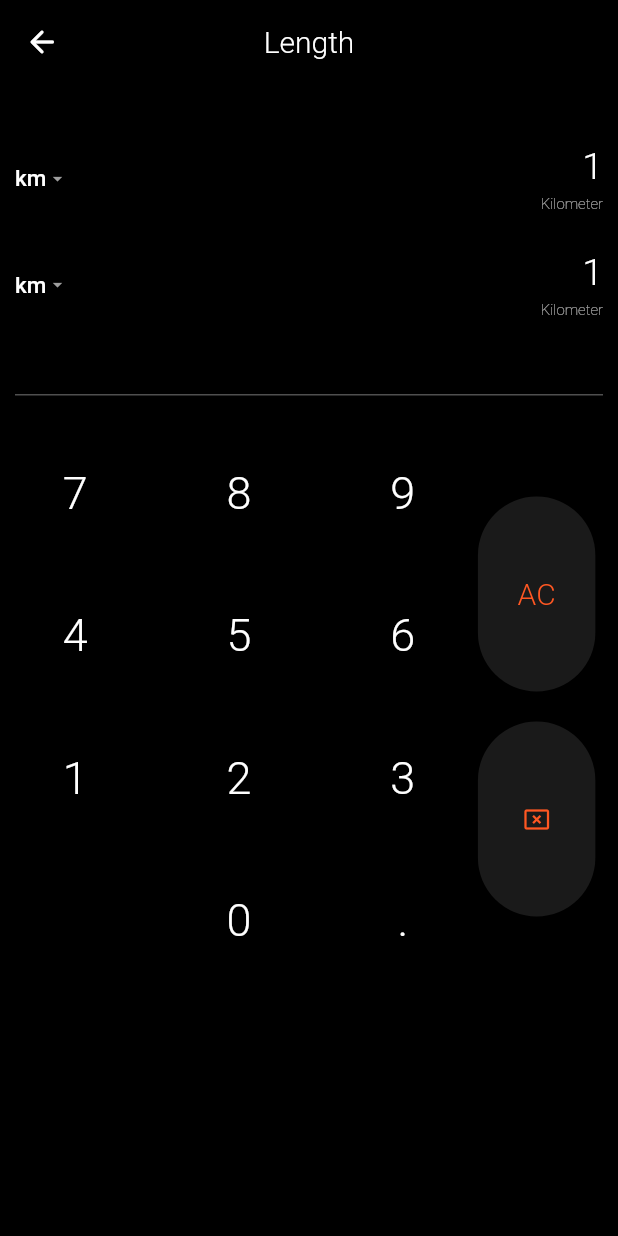
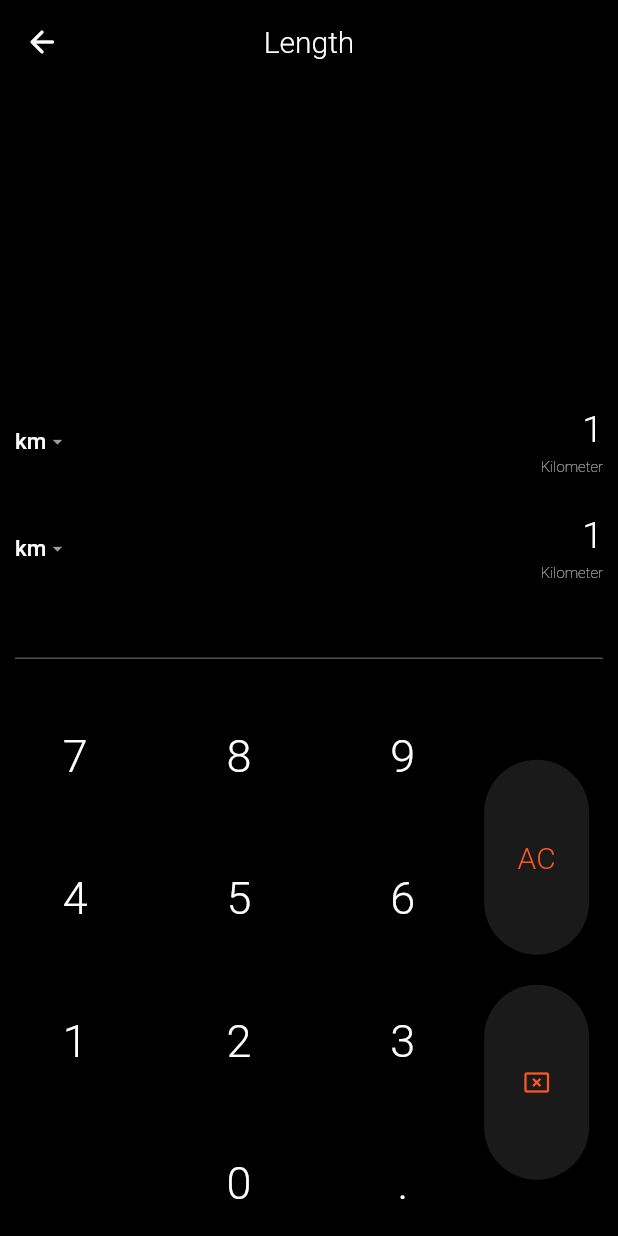
Before and after one commit to GunasekarnRagul/Unit_Calculator_App, a Flutter app: the Length screen opened directly, on a phone screen of 412 x 824 dp. Run offline on Flutter 3.47's test engine with Material 3 defaults, Android fonts, the phone set to English and light mode, and no system bars; our stand-ins replace get, google_fonts; missing offline and left inert: bottom_picker; Roboto replaces fonts that are missing (Ubuntu).

Commit message:
problem resolved length cal

```diff
--- a/lib/cal_properties/Length.dart
+++ b/lib/cal_properties/Length.dart
@@ -67,7 +67,13 @@ class _LengthState extends State<Length> {
             ),
           ),
         ),
-      body: Column(
+        body: Stack(
+          children: [
+            Positioned(
+              bottom: 0, // Align to the bottom of the stack
+              left: 0, // Align to the left of the stack
+              right: 0,
+              child: Column(
                 children: [
                   Container(
                     padding: EdgeInsets.fromLTRB(
@@ -96,13 +102,9 @@ class _LengthState extends State<Length> {
                       ],
                     ),
                   ),
-          Stack(
-            children: [
-              Positioned(
-                child: Row(
+                  Row(
                     mainAxisAlignment: MainAxisAlignment.spaceEvenly,
                     children: [
-
                       SizedBox(
                         width: screenWidth * 0.70,
                         // color: Colors.red,
@@ -117,7 +119,8 @@ class _LengthState extends State<Length> {
                               ],
                             ),
                             SizedBox(
-                            height: Dimensions.updateDimensions(context, 'h', 25),
+                              height:
+                                  Dimensions.updateDimensions(context, 'h', 25),
                             ),
                             Row(
                               mainAxisAlignment: MainAxisAlignment.spaceBetween,
@@ -128,7 +131,8 @@ class _LengthState extends State<Length> {
                               ],
                             ),
                             SizedBox(
-                            height: Dimensions.updateDimensions(context, 'h', 25),
+                              height:
+                                  Dimensions.updateDimensions(context, 'h', 25),
                             ),
                             Row(
                               mainAxisAlignment: MainAxisAlignment.spaceBetween,
@@ -139,7 +143,8 @@ class _LengthState extends State<Length> {
                               ],
                             ),
                             SizedBox(
-                            height: Dimensions.updateDimensions(context, 'h', 25),
+                              height:
+                                  Dimensions.updateDimensions(context, 'h', 25),
                             ),
                             Row(
                               mainAxisAlignment: MainAxisAlignment.spaceBetween,
@@ -164,12 +169,13 @@ class _LengthState extends State<Length> {
                                 backgroundColor: Colors.white10, // Text color
                                 minimumSize: Size(
                                   Dimensions.updateDimensions(
-                                    context, 'w', double.infinity), // Set width
+                                      context, 'w', 70), // Set width
                                   Dimensions.updateDimensions(
                                       context, 'h', 130), // Set height
                                 ),
                                 padding: const EdgeInsets.symmetric(
-                                  horizontal: 1.0, vertical: 0.0), // Adjust padding
+                                    horizontal: 1.0,
+                                    vertical: 0.0), // Adjust padding
                               ),
                               child: RichText(
                                 text: TextSpan(
@@ -183,7 +189,8 @@ class _LengthState extends State<Length> {
                               ),
                             ),
                             SizedBox(
-                            height: Dimensions.updateDimensions(context, 'h', 20),
+                              height:
+                                  Dimensions.updateDimensions(context, 'h', 20),
                             ),
                             TextButton(
                                 onPressed: () {},
@@ -192,12 +199,13 @@ class _LengthState extends State<Length> {
                                   backgroundColor: Colors.white10, // Text color
                                   minimumSize: Size(
                                     Dimensions.updateDimensions(
-                                      context, 'w', double.infinity), // Set width
+                                        context, 'w', 70), // Set width
                                     Dimensions.updateDimensions(
                                         context, 'h', 130), // Set height
                                   ),
                                   padding: const EdgeInsets.symmetric(
-                                    horizontal: 1.0, vertical: 0.0), // Adjust padding
+                                      horizontal: 1.0,
+                                      vertical: 0.0), // Adjust padding
                                 ),
                                 child: IconButton(
                                   onPressed: () {},
@@ -210,13 +218,12 @@ class _LengthState extends State<Length> {
                         ),
                       )
                     ],
+                  )
+                ],
               ),
             )
           ],
-          )
-        ],
-      ),
-    );
+        ));
   }
 
   Opacity buildTextButton(
--- a/lib/main.dart
+++ b/lib/main.dart
@@ -24,7 +24,7 @@ class MyApp extends StatelessWidget {
         useMaterial3: true,
         fontFamily: "Google Sans Text, Roboto, sans-serif",
       ),
-      home: SplashScreen(),
+      home: Length(),
     );
   }
 }
```
Lines whose indentation alone changed are shown as unchanged.
